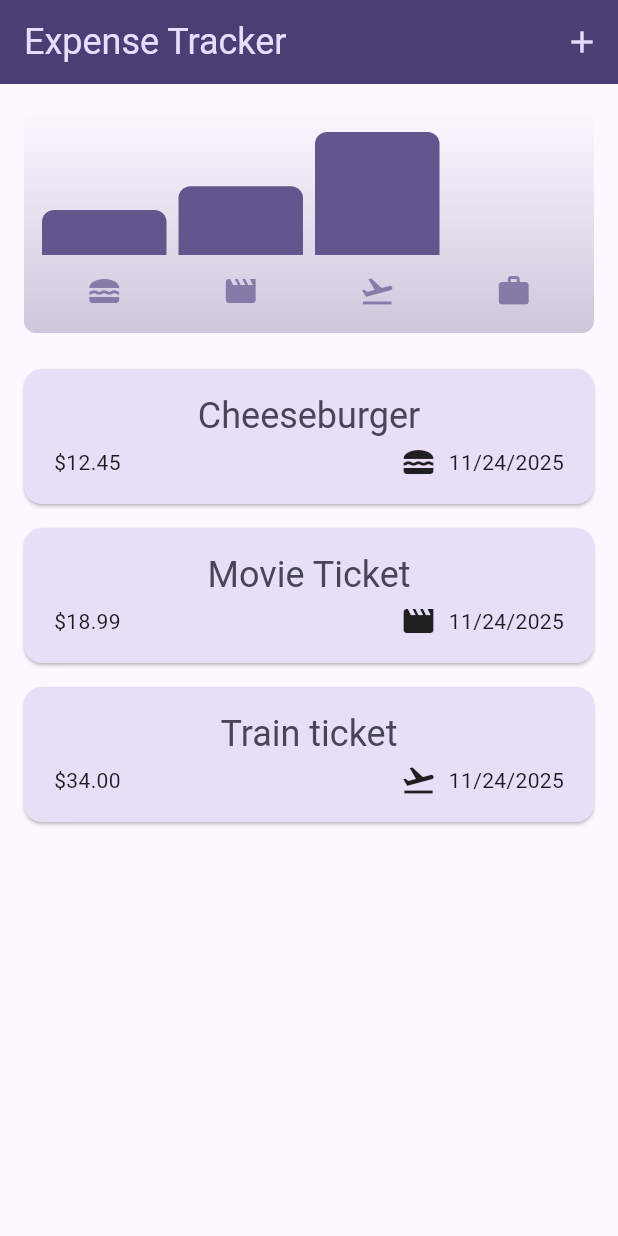
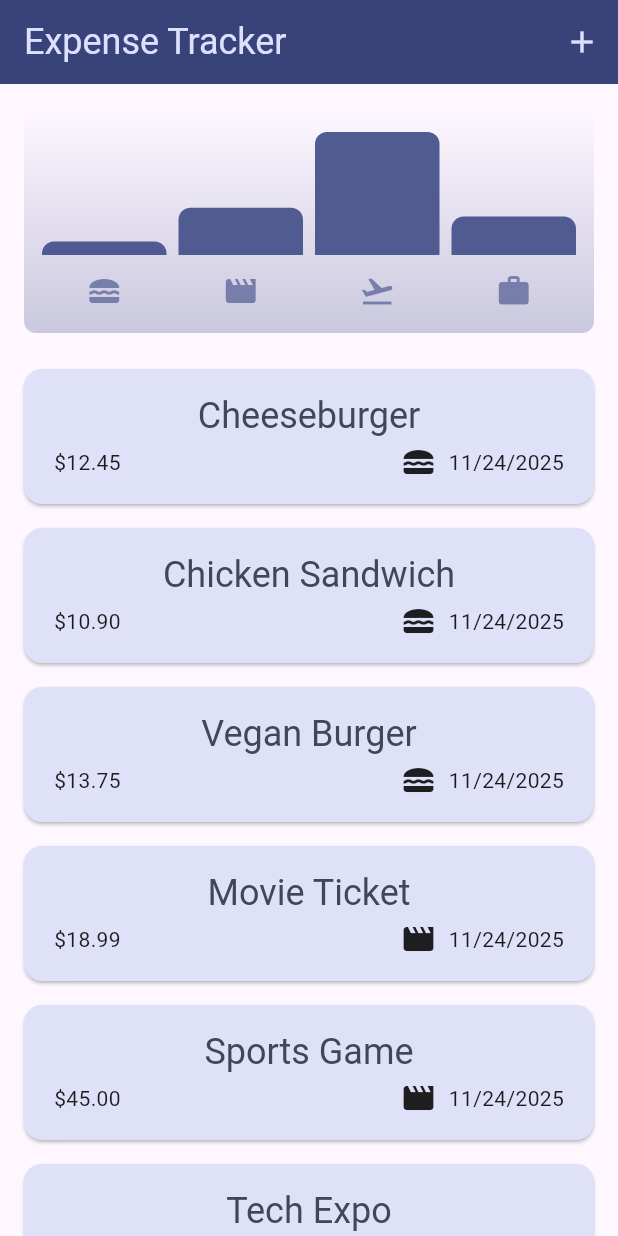
Before and after one commit to luge21/my_app, a Flutter app: the screen it shows after launch, on a phone screen of 412 x 824 dp. Run offline on Flutter 3.47's test engine with Material 3 defaults, Android fonts, the phone set to English and light mode, and no system bars; our stand-ins replace google_fonts.

Commit message:
adjusted expenses to include more items and minor space fixes

```diff
--- a/lib/main.dart
+++ b/lib/main.dart
@@ -1,13 +1,12 @@
 import 'package:my_app/widgets/expenses.dart';
 import 'package:flutter/material.dart';
-import 'package:flutter/services.dart';
-
+// import 'package:flutter/services.dart';
 var kColorScheme = ColorScheme.fromSeed(
-  seedColor: const Color.fromARGB(255, 96, 59, 181),
+  seedColor: const Color.fromARGB(255, 19, 70, 234),
 );
 var kDarkColorScheme = ColorScheme.fromSeed(
   brightness: Brightness.dark,
-  seedColor: Color.fromARGB(255, 5, 99, 125),
+  seedColor: Color.fromARGB(255, 20, 220, 255),
 );
 void main() {
   runApp(
@@ -49,7 +48,6 @@ void main() {
           ),
         ),
       ),
-
       home: Expenses(),
     ),
   );
--- a/lib/widgets/expenses.dart
+++ b/lib/widgets/expenses.dart
@@ -56,16 +56,73 @@ class _ExpensesState extends State<Expenses> {
     category: Category.food,
   ),
   Expense(
+    title: 'Chicken Sandwich',
+    amount: 10.90,
+    date: DateTime.now(),
+    category: Category.food,
+  ),
+  Expense(
+    title: 'Vegan Burger',
+    amount: 13.75,
+    date: DateTime.now(),
+    category: Category.food,
+  ),
+
+  Expense(
     title: 'Movie Ticket',
     amount: 18.99,
     date: DateTime.now(),
     category: Category.leisure,
   ),
   Expense(
-      title: 'Train ticket',
+    title: 'Sports Game',
+    amount: 45.00,
+    date: DateTime.now(),
+    category: Category.leisure,
+  ),
+  Expense(
+    title: 'Tech Expo',
+    amount: 65.00,
+    date: DateTime.now(),
+    category: Category.leisure,
+  ),
+
+  Expense(
+    title: 'Plane Ticket',
+    amount: 280.00,
+    date: DateTime.now(),
+    category: Category.travel,
+  ),
+  Expense(
+    title: 'Train Ticket',
     amount: 34.00,
     date: DateTime.now(),
     category: Category.travel,
+  ),
+  Expense(
+    title: 'Ferry Ticket',
+    amount: 22.50,
+    date: DateTime.now(),
+    category: Category.travel,
+  ),
+
+  Expense(
+    title: 'Office Supplies',
+    amount: 29.99,
+    date: DateTime.now(),
+    category: Category.work,
+  ),
+  Expense(
+    title: 'Wireless Headset',
+    amount: 20.00,
+    date: DateTime.now(),
+    category: Category.work,
+  ),
+  Expense(
+    title: 'Printer Ink',
+    amount: 55.00,
+    date: DateTime.now(),
+    category: Category.work,
   ),
 ];
 
--- a/lib/widgets/expenses_list/expense_item.dart
+++ b/lib/widgets/expenses_list/expense_item.dart
@@ -1,4 +1,3 @@
-// import 'package:my_app/main.dart';
 import 'package:my_app/models/expense.dart';
 import 'package:flutter/material.dart';
 
```
Lines whose indentation alone changed are shown as unchanged.
